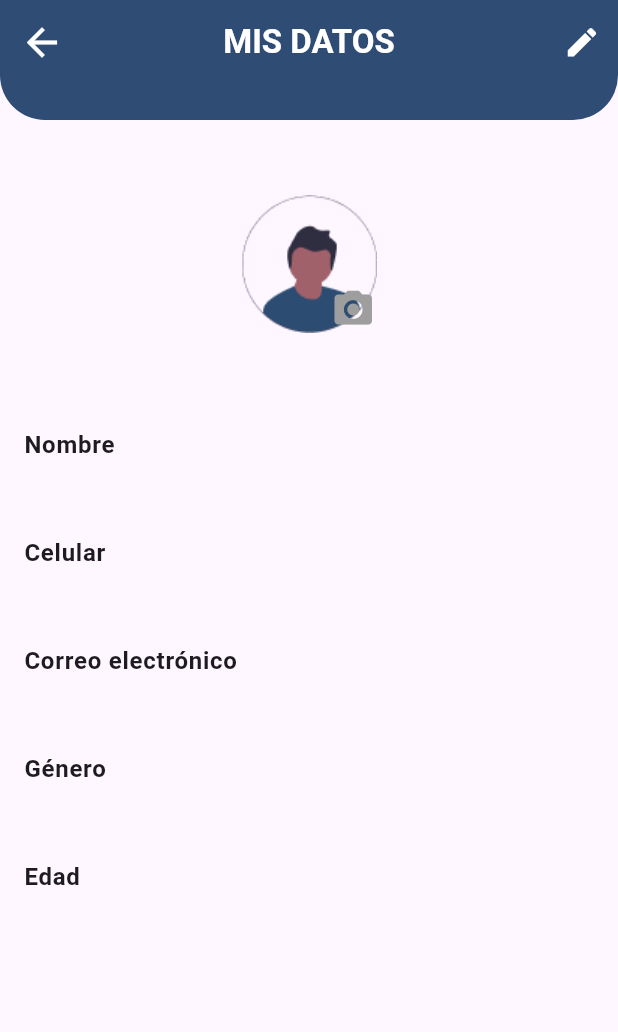
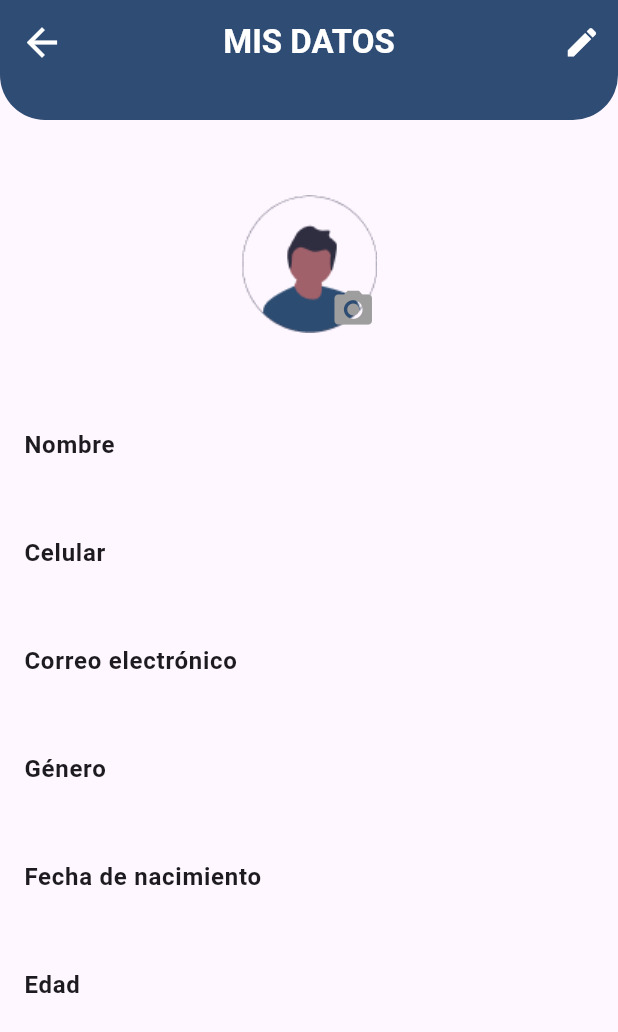
Before and after one commit to cristianPorrety/palantesinbaches, a Flutter app: the DataScreen screen opened directly, on a phone screen of 412 x 824 dp. Shown: the top 1032 px of the screen. Run offline on Flutter 3.47's test engine with Material 3 defaults, Android fonts, the phone set to English and light mode, and no system bars; our stand-ins replace camera, connectivity_plus, device_info_plus, dio, flutter_bloc, flutter_datetime_picker_plus and 10 more; missing offline and left inert: dart:ffi; accounts and stored records are empty.

Commit message:
adding changes

```diff
--- a/lib/models/usuario_model.dart
+++ b/lib/models/usuario_model.dart
@@ -8,6 +8,7 @@ class UsuarioReport {
   String? celular;
   String? correoElectronico;
   String? genero;
+  String? fechaNacimiento;
   int? edad;
   UsuarioReport({
     this.id,
@@ -15,6 +16,7 @@ class UsuarioReport {
     this.celular,
     this.correoElectronico,
     this.genero,
+    this.fechaNacimiento,
     this.edad,
   });
 
@@ -25,6 +27,7 @@ class UsuarioReport {
     String? celular,
     String? correoElectronico,
     String? genero,
+    String? fechaNacimiento,
     int? edad,
   }) {
     return UsuarioReport(
@@ -33,16 +36,19 @@ class UsuarioReport {
       celular: celular ?? this.celular,
       correoElectronico: correoElectronico ?? this.correoElectronico,
       genero: genero ?? this.genero,
+      fechaNacimiento: fechaNacimiento ?? this.fechaNacimiento,
       edad: edad ?? this.edad,
     );
   }
 
   Map<String, dynamic> toMap() {
     return <String, dynamic>{
+      'id': id,
       'nombre': nombre,
       'celular': celular,
       'correoElectronico': correoElectronico,
       'genero': genero,
+      'fechaNacimiento': fechaNacimiento,
       'edad': edad,
     };
   }
@@ -54,6 +60,7 @@ class UsuarioReport {
       celular: map['celular'] != null ? map['celular'] as String : null,
       correoElectronico: map['correoElectronico'] != null ? map['correoElectronico'] as String : null,
       genero: map['genero'] != null ? map['genero'] as String : null,
+      fechaNacimiento: map['fechaNacimiento'] != null ? map['fechaNacimiento'] as String : null,
       edad: map['edad'] != null ? map['edad'] as int : null,
     );
   }
@@ -64,7 +71,7 @@ class UsuarioReport {
 
   @override
   String toString() {
-    return 'UsuarioReport(id: $id, nombre: $nombre, celular: $celular, correoElectronico: $correoElectronico, genero: $genero, edad: $edad)';
+    return 'UsuarioReport(id: $id, nombre: $nombre, celular: $celular, correoElectronico: $correoElectronico, genero: $genero, fechaNacimiento: $fechaNacimiento, edad: $edad)';
   }
 
   @override
@@ -77,6 +84,7 @@ class UsuarioReport {
       other.celular == celular &&
       other.correoElectronico == correoElectronico &&
       other.genero == genero &&
+      other.fechaNacimiento == fechaNacimiento &&
       other.edad == edad;
   }
 
@@ -87,6 +95,7 @@ class UsuarioReport {
       celular.hashCode ^
       correoElectronico.hashCode ^
       genero.hashCode ^
+      fechaNacimiento.hashCode ^
       edad.hashCode;
   }
 }
--- a/lib/repository/databasemanager.dart
+++ b/lib/repository/databasemanager.dart
@@ -51,6 +51,7 @@ class DatabaseManipulator {
         'celular TEXT, '
         'correoElectronico TEXT, '
         'genero TEXT, '
+        'fechaNacimiento TEXT, '
         'edad INTEGER)',
       );
      },
@@ -85,6 +86,7 @@ class DatabaseManipulator {
   void _updateUser(UsuarioReport user) async {
     UsuarioReport currentUsuarioReportId = await getItems();
     print(currentUsuarioReportId.toString());
+    user.id = currentUsuarioReportId.id;
     await db.update(
         "usuario_report",
         user.toMap(),
--- a/lib/repository/dataservice.dart
+++ b/lib/repository/dataservice.dart
@@ -27,7 +27,7 @@ class DataService {
       return reportsLocal.map((e) => e.copyOf(reportId: e.onServer == 0 ? "pendiente" : e.reportId)).toList();
     }
 
-    saveReportsFromRemote(List.of(reports));
+    await saveReportsFromRemote(List.of(reports));
 
     var reportsLocal = await getit<DatabaseManipulator>().getReports();
     return reportsLocal.map((e) => e.copyOf(reportId: e.onServer == 0 ? "pendiente" : e.reportId)).toList();
--- a/lib/screens/DataScreen.dart
+++ b/lib/screens/DataScreen.dart
@@ -21,11 +21,11 @@ class _DataScreenState extends State<DataScreen> {
   TextEditingController celularController = TextEditingController();
   TextEditingController correoElectronicoController = TextEditingController();
 
+  String celularText = "";
   String nombreText = "";
-  String celularText = "";
   String correoElectronicoText = "";
   String generoText = "";
-
+  String currentDate = "";
   int? currentAge;
   DateTime? selectedDate;
 
@@ -42,8 +42,8 @@ class _DataScreenState extends State<DataScreen> {
   String generoErrorMessage = '';
   String edadErrorMessage = '';
   TextEditingController edadController = TextEditingController();
-  List<String> generoOptions = ["Masculino", "Femenino", "Otro"];
-  String? selectedGenero;
+  List<String> generoOptions = ["Masculino", "Femenino", "Otro", ""];
+  String selectedGenero = "";
   @override
   void initState() {
     super.initState();
@@ -51,8 +51,11 @@ class _DataScreenState extends State<DataScreen> {
       nombreText = getit<UsuarioCubit>().state.nombre ?? "";
       celularText = getit<UsuarioCubit>().state.celular ?? "";
       correoElectronicoText = getit<UsuarioCubit>().state.correoElectronico ?? "";
-      generoText = getit<UsuarioCubit>().state.genero ?? "";
+      selectedGenero = getit<UsuarioCubit>().state.genero ?? "";
       currentAge = getit<UsuarioCubit>().state.edad;
+      currentDate = getit<UsuarioCubit>().state.fechaNacimiento ?? "";
+      var dateSplitted = currentDate.split("/");
+      selectedDate = currentDate.isNotEmpty ? DateTime(int.parse(dateSplitted[2]), int.parse(dateSplitted[1]), int.parse(dateSplitted[0])) : null;
     });
     Connectivity().onConnectivityChanged.listen((ConnectivityResult result) {
       print("on net change test: $result");
@@ -137,7 +140,9 @@ class _DataScreenState extends State<DataScreen> {
             _buildListTile("Celular", celularController, celErrorMessage, celularFocus, celularText),
             _buildListTile("Correo electrónico", correoElectronicoController, correoErrorMessage, correoFocus, correoElectronicoText),
             _buildGeneroDropdown(),
-            _buildDateSelectorTile("Edad"),
+            _buildDateSelectorTile("Fecha de nacimiento"),
+            _buildAgeListTile("Edad"),
+
             if (isEditing)
               Padding(
                 padding: EdgeInsets.only(top: 20.0),
@@ -168,7 +173,7 @@ class _DataScreenState extends State<DataScreen> {
                             setState(() {
                               isEditing = false;
                             });
-                            usuarioCubit.createOrUpdateDataInfo(UsuarioReport(nombre: nombreController.text, celular: celularController.text, correoElectronico: correoElectronicoController.text, edad: currentAge,   genero: selectedGenero,));
+                            usuarioCubit.createOrUpdateDataInfo(UsuarioReport(nombre: nombreController.text, celular: celularController.text, correoElectronico: correoElectronicoController.text, edad: currentAge,   genero: selectedGenero, fechaNacimiento: currentDate));
                           } else {
                             ToastManager.showToast(context, "Por favor, verifique que los datos ingresados sean correctos.");
                           }
@@ -317,7 +322,7 @@ class _DataScreenState extends State<DataScreen> {
             }).toList(),
             onChanged: (String? newValue) {
               setState(() {
-                selectedGenero = newValue;
+                selectedGenero = newValue!;
               });
             },
             decoration: InputDecoration(
@@ -327,7 +332,7 @@ class _DataScreenState extends State<DataScreen> {
         ),
       )
           : Text(
-        generoText ?? '',
+        selectedGenero ?? '',
       ),
     );
   }
@@ -356,8 +361,8 @@ class _DataScreenState extends State<DataScreen> {
                   ),
                   SizedBox(width: 10),
                   Text(
-                    selectedDate != null
-                        ? "${_calculateAgeFromDate(selectedDate!)}"
+                    currentDate.isNotEmpty
+                        ? currentDate
                         : "Seleccione una fecha",
                     style: TextStyle(fontSize: 16),
                   ),
@@ -368,8 +373,17 @@ class _DataScreenState extends State<DataScreen> {
         ],
       )
       // Si no está editando, mostrar la edad en lugar de la fecha
-      : Text( currentAge != null
-        ? currentAge.toString() : ""),
+      : Text( currentDate.isNotEmpty
+        ? currentDate : ""),
+      trailing: null,
+    );
+  }
+
+  Widget _buildAgeListTile(String title) {
+    return ListTile(
+      title: Text(title, style: TextStyle(fontWeight: FontWeight.bold)),
+      subtitle: Text( currentAge != null
+          ? currentAge.toString() : ""),
       trailing: null,
     );
   }
@@ -410,6 +424,7 @@ class _DataScreenState extends State<DataScreen> {
     if (picked != null && picked != selectedDate) {
       setState(() {
         selectedDate = picked;
+        currentDate = "${selectedDate!.day}/${selectedDate!.month}/${selectedDate!.year}";
         edadController.text = _calculateAgeFromDate(selectedDate);
       });
     }
@@ -465,6 +480,7 @@ class _DataScreenState extends State<DataScreen> {
         celErrorMessage.isEmpty &&
         correoErrorMessage.isEmpty &&
         generoErrorMessage.isEmpty &&
-        edadErrorMessage.isEmpty;
+        edadErrorMessage.isEmpty &&
+        selectedGenero.isNotEmpty;
   }
 }
```
Also changed, not shown: lib/screens/reports.dart (+2 -25 lines).
